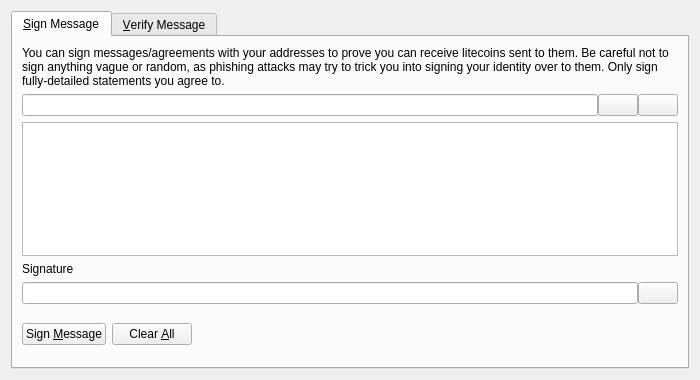
Above: src/qt/forms/signverifymessagedialog.ui from hunk2109/mtc-main before the change. Below: the same form after it.
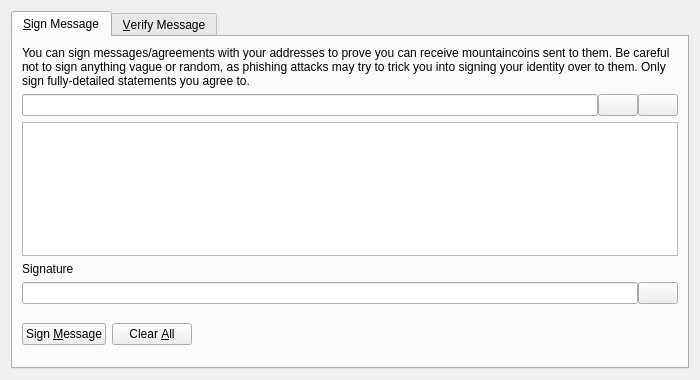
That is the form after the change. Icons and pictures are not drawn. Custom widgets are drawn as their Qt base class.

Patch:
```diff
--- a/src/qt/forms/signverifymessagedialog.ui
+++ b/src/qt/forms/signverifymessagedialog.ui
@@ -30,7 +30,7 @@
        <item>
         <widget class="QLabel" name="infoLabel_SM">
          <property name="text">
-          <string>You can sign messages/agreements with your addresses to prove you can receive litecoins sent to them. Be careful not to sign anything vague or random, as phishing attacks may try to trick you into signing your identity over to them. Only sign fully-detailed statements you agree to.</string>
+          <string>You can sign messages/agreements with your addresses to prove you can receive mountaincoins sent to them. Be careful not to sign anything vague or random, as phishing attacks may try to trick you into signing your identity over to them. Only sign fully-detailed statements you agree to.</string>
          </property>
          <property name="textFormat">
           <enum>Qt::PlainText</enum>
```
Left out of the diff: 8 changed lines with no effect on the pictures.
